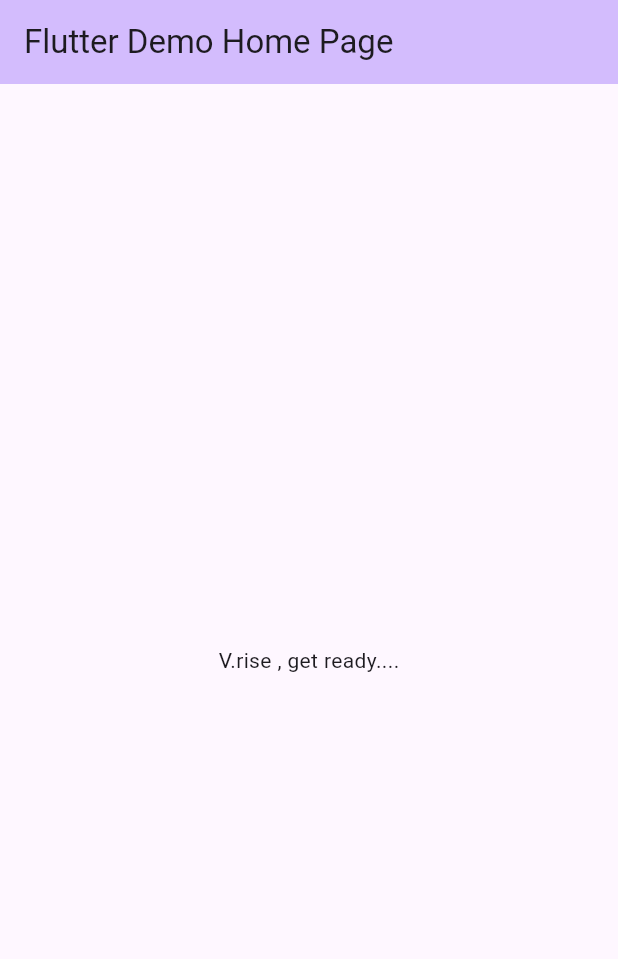
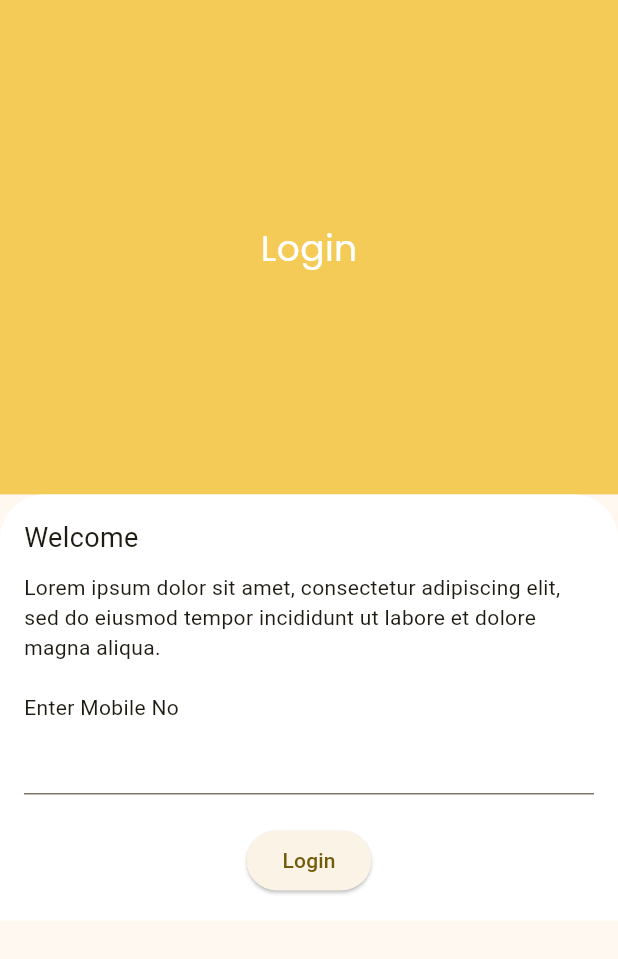
Before and after one commit to Stalincode1/nutro_erp, a Flutter app: the screen it shows after launch, on a phone screen of 412 x 824 dp. Shown: the top 959 px of the screen. Run offline on Flutter 3.47's test engine with Material 3 defaults, Android fonts, the phone set to English and light mode, and no system bars; our stand-ins replace google_fonts, shared_preferences; missing offline and left inert: dart_ping.

Commit message:
chore: Login Page

```diff
--- /dev/null
+++ b/client/lib/constants/app_colors.dart
@@ -0,0 +1,5 @@
+import 'package:flutter/material.dart';
+
+class AppColors {
+  static const primary = Color(0xfffee6a4);
+}
--- a/client/lib/main.dart
+++ b/client/lib/main.dart
@@ -1,21 +1,21 @@
+import 'package:client/screens/user/login_screen.dart';
 import 'package:flutter/material.dart';
 
 void main() {
   runApp(const MyApp());
 }
 
-
 class MyApp extends StatelessWidget {
   const MyApp({super.key});
   @override
   Widget build(BuildContext context) {
     return MaterialApp(
-      title: 'Flutter Demo',
+      title: 'Nutro',
       theme: ThemeData(
-        colorScheme: ColorScheme.fromSeed(seedColor: Colors.deepPurple),
+        colorScheme: ColorScheme.fromSeed(seedColor: Color(0xfffee6a4)),
         useMaterial3: true,
       ),
-      home: const MyHomePage(title: 'Flutter Demo Home Page'),
+      home: LoginScreen(),
     );
   }
 }
@@ -37,8 +37,7 @@
         backgroundColor: Theme.of(context).colorScheme.inversePrimary,
         title: Text(widget.title),
       ),
-      body: Center(
-          child: Text("V.rise , get ready....")),
+      body: Center(child: Text("V.rise , get ready....")),
     );
   }
 }
--- a/client/lib/networking/api_base_helper.dart
+++ b/client/lib/networking/api_base_helper.dart
@@ -126,7 +126,7 @@
     return responseJson;
   }
 
-  Future<dynamic> getToken(userName, password) async {
+  Future<dynamic> getToken(mobileNo) async {
     // debugPrint('Api Get, url $_baseUrl${AppConfig.oauthAPI}');
     Map<String, String> requestHeader = {
       'Content-Type': "application/x-www-form-urlencoded"
@@ -140,8 +140,7 @@
           headers: requestHeader,
           //encoding: Encoding.getByName("utf-8"),
           body: {
-            "username": userName,
-            "password": password,
+            "mobile_no": mobileNo,
             "client_id": "Nutro-mobile",
             "grant_type": "password",
             "client_secret": "K6GOHZlMIql3b0YGrX7AQUhY"
--- /dev/null
+++ b/client/lib/screens/user/login_screen.dart
@@ -0,0 +1,109 @@
+import 'package:flutter/material.dart';
+import 'package:google_fonts/google_fonts.dart';
+
+class LoginScreen extends StatefulWidget {
+  @override
+  _LoginScreenState createState() => _LoginScreenState();
+}
+
+class _LoginScreenState extends State<LoginScreen> {
+  TextEditingController mobileNoController = TextEditingController();
+  GlobalKey<FormState> _formKey = GlobalKey<FormState>();
+
+  void login (){
+
+  }
+
+  @override
+  Widget build(BuildContext context) {
+    // Get screen width and height
+    final screenWidth = MediaQuery.of(context).size.width;
+    final screenHeight = MediaQuery.of(context).size.height;
+
+    return Scaffold(
+      body: Stack(
+        children: [
+          SingleChildScrollView(
+            child: Column(
+              children: [
+                Container(
+                  width: screenWidth,
+                  height: screenHeight * 0.4, // 40% of screen height
+                  color: Color(0xffF5CB58),
+                  child: Center(
+                    child: Text(
+                      "Login",
+                      style: GoogleFonts.poppins(
+                          fontSize: 24, color: Colors.white),
+                    ),
+                  ),
+                ),
+                Container(
+                  width: screenWidth,
+                  decoration: BoxDecoration(
+                    borderRadius: BorderRadius.only(
+                      topLeft: Radius.circular(30),
+                      topRight: Radius.circular(30),
+                    ),
+                    color: Colors.white,
+                  ),
+                  child: Form(
+                    key: _formKey, // Ensure this is GlobalKey<FormState>
+                    child: Padding(
+                      padding: const EdgeInsets.all(16.0),
+                      child: Column(
+                        crossAxisAlignment: CrossAxisAlignment.start,
+                        children: [
+                          Text(
+                            "Welcome",
+                            style: GoogleFonts.leagueSpartan(fontSize: 18),
+                          ),
+                          SizedBox(height: 10),
+                          Text(
+                            "Lorem ipsum dolor sit amet, consectetur adipiscing elit, sed do eiusmod tempor incididunt ut labore et dolore magna aliqua.",
+                            style: GoogleFonts.leagueSpartan(fontSize: 14),
+                          ),
+                          SizedBox(height: 20),
+                          Text("Enter Mobile No"),
+                          TextFormField(
+                            controller: mobileNoController,
+                            keyboardType: TextInputType.phone,
+                            validator: (value) {
+                              if (value == null ||
+                                  value.isEmpty ||
+                                  value.length != 10) {
+                                return "Please enter a valid mobile number";
+                              }
+                              return null;
+                            },
+                            // decoration: InputDecoration(
+                            //   border: OutlineInputBorder(),
+                            //   contentPadding: EdgeInsets.symmetric(
+                            //       horizontal: 10, vertical: 15),
+                            // ),
+                          ),
+                          SizedBox(height: 20),
+                          Center(
+                            child: ElevatedButton(
+                              onPressed: () {
+                                if (_formKey.currentState?.validate() ??
+                                    false) {
+                                  // Handle login action
+                                }
+                              },
+                              child: Text("Login"),
+                            ),
+                          ),
+                        ],
+                      ),
+                    ),
+                  ),
+                ),
+              ],
+            ),
+          ),
+        ],
+      ),
+    );
+  }
+}
--- a/client/pubspec.yaml
+++ b/client/pubspec.yaml
@@ -2,7 +2,7 @@
 description: "A new Flutter project."
 # The following line prevents the package from being accidentally published to
 # pub.dev using `flutter pub publish`. This is preferred for private packages.
-publish_to: 'none' # Remove this line if you wish to publish to pub.dev
+publish_to: "none" # Remove this line if you wish to publish to pub.dev
 
 # The following defines the version and build number for your application.
 # A version number is three numbers separated by dots, like 1.2.43
@@ -31,13 +31,14 @@
   flutter:
     sdk: flutter
 
-
   # The following adds the Cupertino Icons font to your application.
   # Use with the CupertinoIcons class for iOS style icons.
   cupertino_icons: ^1.0.8
   dart_ping: ^9.0.1
   http: ^1.2.2
   shared_preferences: ^2.3.2
+  google_fonts: ^6.2.1
+  provider: ^6.1.2
 
 dev_dependencies:
   flutter_test:
@@ -55,7 +56,6 @@
 
 # The following section is specific to Flutter packages.
 flutter:
-
   # The following line ensures that the Material Icons font is
   # included with your application, so that you can use the icons in
   # the material Icons class.
```
Also changed, not shown: client/lib/provider/user_model_provider.dart (added, +19 -0 lines), client/lib/service/oauth_login_service.dart (added, +31 -0 lines), client/pubspec.lock, 1 other file.
